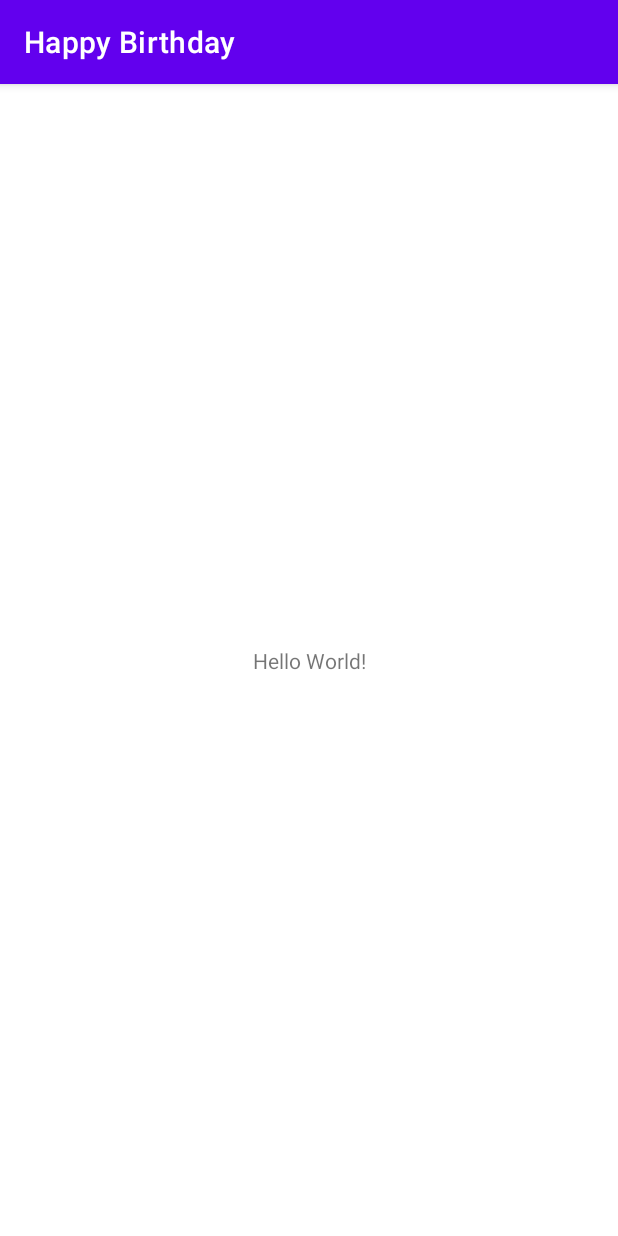
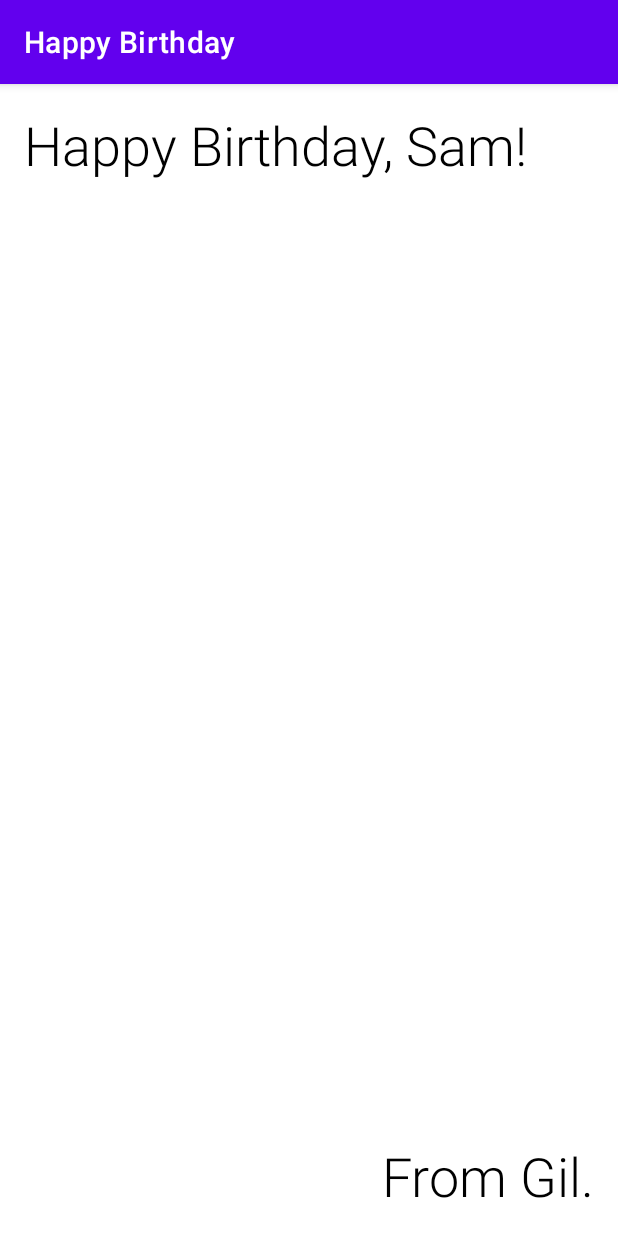
Before and after one commit to Gil-Campos/Android-Basics-in-Kotlin, an Android app: the screen it shows after launch (MainActivity), on a phone screen of 412 x 824 dp. Run offline under Robolectric (Android 15) with nearby library versions, the phone set to English and light mode, and no system bars.

Commit message:
Finish part on understanding how android studio is built, how to add textviews, how everything is a view and that they sit inside a viewgroup using a birthday card app example

```diff
--- a/Unit-1/Happy-Birthday/app/src/main/res/layout/activity_main.xml
+++ b/Unit-1/Happy-Birthday/app/src/main/res/layout/activity_main.xml
@@ -7,12 +7,28 @@
     tools:context=".MainActivity">
 
     <TextView
+        android:id="@+id/textView"
         android:layout_width="wrap_content"
         android:layout_height="wrap_content"
-        android:text="Hello World!"
-        app:layout_constraintBottom_toBottomOf="parent"
-        app:layout_constraintEnd_toEndOf="parent"
+        android:layout_marginStart="16dp"
+        android:layout_marginTop="16dp"
+        android:fontFamily="sans-serif-light"
+        android:text="Happy Birthday, Sam!"
+        android:textColor="@color/black"
+        android:textSize="36sp"
         app:layout_constraintStart_toStartOf="parent"
         app:layout_constraintTop_toTopOf="parent" />
 
+    <TextView
+        android:id="@+id/textView2"
+        android:layout_width="wrap_content"
+        android:layout_height="wrap_content"
+        android:layout_marginEnd="16dp"
+        android:layout_marginBottom="16dp"
+        android:fontFamily="sans-serif-light"
+        android:text="From Gil."
+        android:textColor="@color/black"
+        android:textSize="36sp"
+        app:layout_constraintBottom_toBottomOf="parent"
+        app:layout_constraintEnd_toEndOf="parent" />
 </androidx.constraintlayout.widget.ConstraintLayout>
```
